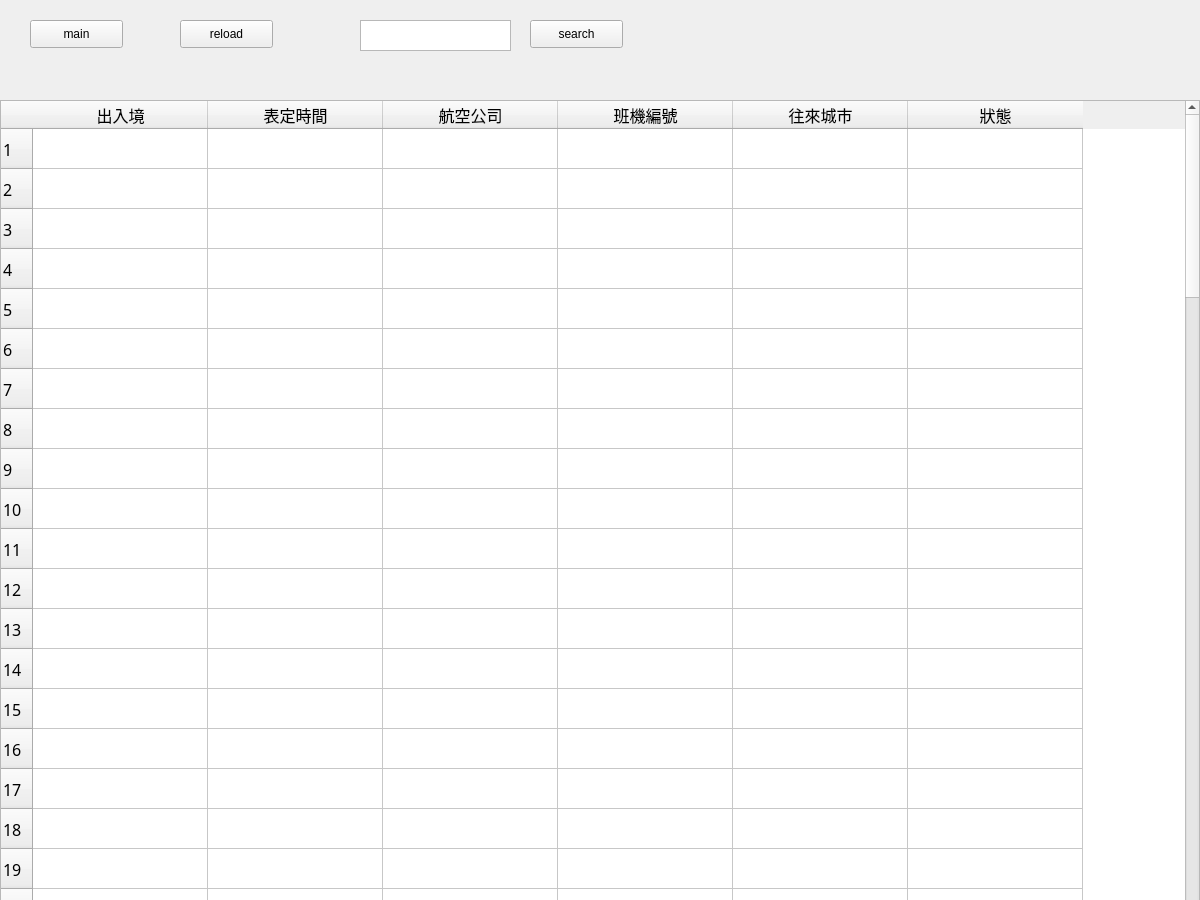
First picture: the form in VirusCrawler/VirusCrawlerUI.ui, repository NCKUSE-7/SWProject, before the edit.
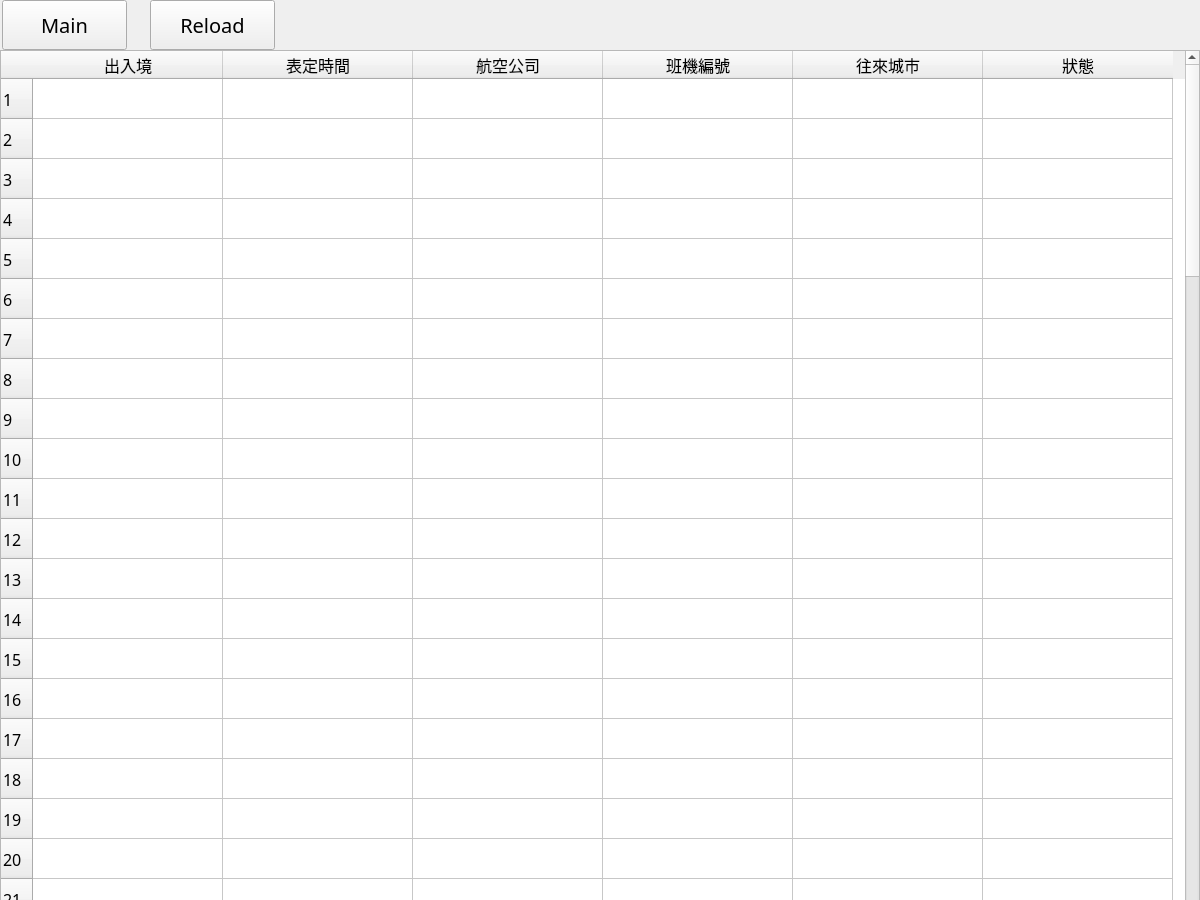
Second picture: the form after the edit.

The edit to the form file:
```diff
--- a/VirusCrawler/VirusCrawlerUI.ui
+++ b/VirusCrawler/VirusCrawlerUI.ui
@@ -16,23 +16,29 @@
   <widget class="QPushButton" name="main">
    <property name="geometry">
     <rect>
-     <x>30</x>
-     <y>20</y>
-     <width>93</width>
-     <height>28</height>
+     <x>2</x>
+     <y>0</y>
+     <width>125</width>
+     <height>50</height>
     </rect>
    </property>
+   <property name="font">
+    <font>
+     <family>微軟正黑體</family>
+     <pointsize>15</pointsize>
+    </font>
+   </property>
    <property name="text">
-    <string>main</string>
+    <string>Main</string>
    </property>
   </widget>
   <widget class="QTableWidget" name="flighttable">
    <property name="geometry">
     <rect>
      <x>0</x>
-     <y>100</y>
+     <y>50</y>
      <width>1200</width>
-     <height>900</height>
+     <height>950</height>
     </rect>
    </property>
    <property name="font">
@@ -60,7 +66,7 @@
     <number>6</number>
    </property>
    <attribute name="horizontalHeaderDefaultSectionSize">
-    <number>175</number>
+    <number>190</number>
    </attribute>
    <attribute name="verticalHeaderDefaultSectionSize">
     <number>40</number>
@@ -199,37 +205,20 @@
   <widget class="QPushButton" name="reload">
    <property name="geometry">
     <rect>
-     <x>180</x>
-     <y>20</y>
-     <width>93</width>
-     <height>28</height>
+     <x>150</x>
+     <y>0</y>
+     <width>125</width>
+     <height>50</height>
     </rect>
    </property>
-   <property name="text">
-    <string>reload</string>
+   <property name="font">
+    <font>
+     <family>微軟正黑體</family>
+     <pointsize>15</pointsize>
+    </font>
    </property>
-  </widget>
-  <widget class="QPushButton" name="search">
-   <property name="geometry">
-    <rect>
-     <x>530</x>
-     <y>20</y>
-     <width>93</width>
-     <height>28</height>
-    </rect>
-   </property>
    <property name="text">
-    <string>search</string>
-   </property>
-  </widget>
-  <widget class="QTextEdit" name="textEdit">
-   <property name="geometry">
-    <rect>
-     <x>360</x>
-     <y>20</y>
-     <width>151</width>
-     <height>31</height>
-    </rect>
+    <string>Reload</string>
    </property>
   </widget>
  </widget>
```
